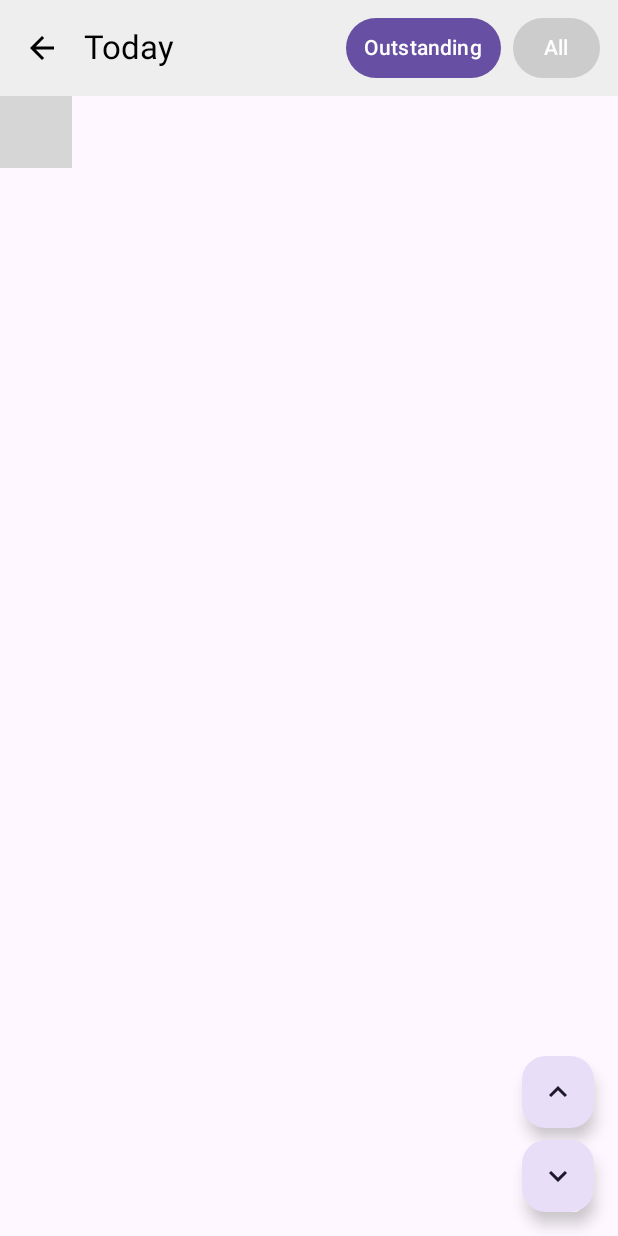
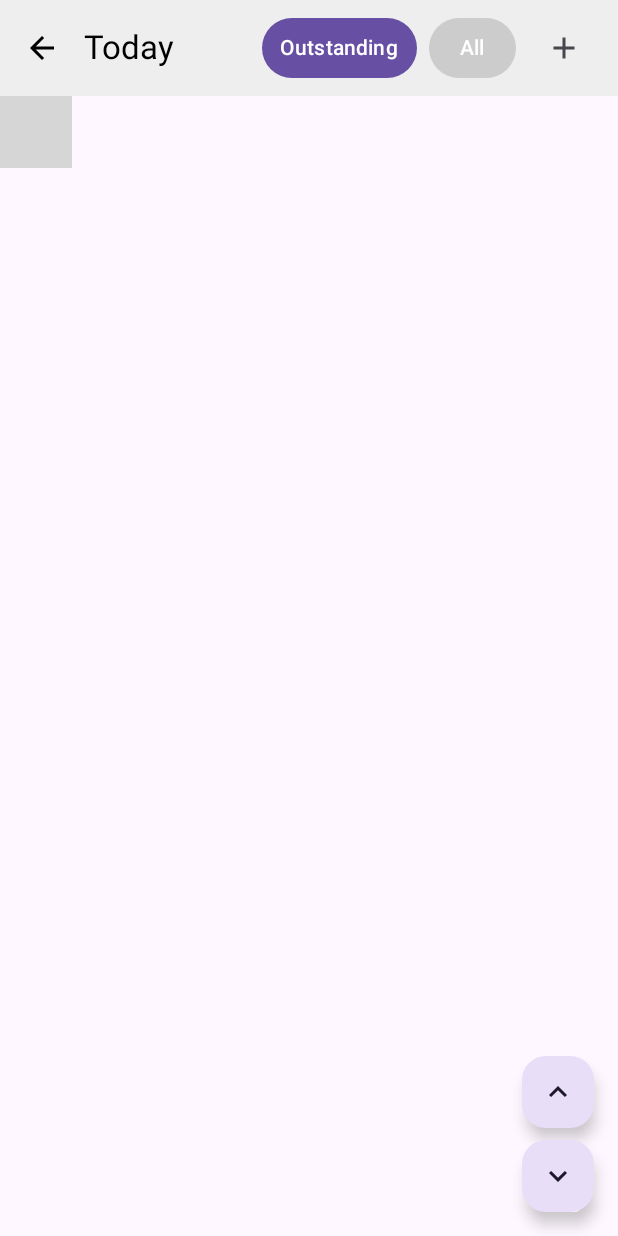
Before and after one commit to o-ebit/AndroidTaskApp, an Android app built with Jetpack Compose: the TodoScreen screen opened through its navigation route, on a phone screen of 412 x 824 dp. Run offline under Robolectric (Android 15) with nearby library versions, the phone set to English and light mode, and no system bars; our stand-ins replace Room's generated code; libraries missing offline, so code that uses them is left out: org.burnoutcrew.reorderable; 3 statements that could not run were skipped; grey boxes are pictures that could not be loaded.

Commit message:
Add editing and new task button to todoScreen

```diff
--- a/app/src/main/java/com/example/taskapp/data/TaskDao.kt
+++ b/app/src/main/java/com/example/taskapp/data/TaskDao.kt
@@ -35,6 +35,9 @@ ORDER BY todoOrder ASC
     @Query("DELETE FROM Task WHERE listId = :id AND completedDate IS NOT NULL AND due != 'EVERYDAY'")
     suspend fun deleteCompleted(id: Int)
 
+    @Query("SELECT MAX(pos) FROM Task WHERE listId = :categoryId")
+    suspend fun getMaxPos(categoryId: Int): Int?
+
     @Update suspend fun updateMany(tasks: List<Task>)
     @Insert suspend fun insert(task: Task)
     @Update suspend fun update(task: Task)
--- a/app/src/main/java/com/example/taskapp/ui/TodoScreen.kt
+++ b/app/src/main/java/com/example/taskapp/ui/TodoScreen.kt
@@ -5,6 +5,8 @@ import androidx.compose.animation.ExperimentalAnimationApi
 import androidx.compose.animation.slideInVertically
 import androidx.compose.animation.slideOutVertically
 import androidx.compose.animation.togetherWith
+import androidx.compose.foundation.ExperimentalFoundationApi
+import androidx.compose.foundation.combinedClickable
 import androidx.compose.foundation.layout.Arrangement
 import androidx.compose.foundation.layout.Box
 import androidx.compose.foundation.layout.Column
@@ -22,6 +24,7 @@ import androidx.compose.foundation.lazy.items
 import androidx.compose.foundation.shape.RoundedCornerShape
 import androidx.compose.material.icons.Icons
 import androidx.compose.material.icons.automirrored.filled.ArrowBack
+import androidx.compose.material.icons.filled.Add
 import androidx.compose.material.icons.filled.KeyboardArrowDown
 import androidx.compose.material.icons.filled.KeyboardArrowUp
 import androidx.compose.material.icons.filled.Menu
@@ -52,6 +55,7 @@ import androidx.compose.ui.graphics.Color
 import androidx.compose.ui.text.style.TextDecoration
 import androidx.compose.ui.unit.dp
 import androidx.lifecycle.viewmodel.compose.viewModel
+import com.example.taskapp.viewmodel.CategoriesVm
 import com.example.taskapp.viewmodel.TodosVm
 import org.burnoutcrew.reorderable.ReorderableItem
 import org.burnoutcrew.reorderable.detectReorder
@@ -60,7 +64,9 @@ import org.burnoutcrew.reorderable.reorderable
 import java.time.LocalDate
 import java.time.format.DateTimeFormatter
 
-@OptIn(ExperimentalMaterial3Api::class, ExperimentalAnimationApi::class)
+@OptIn(ExperimentalMaterial3Api::class, ExperimentalAnimationApi::class,
+    ExperimentalFoundationApi::class
+)
 @Composable
 fun TodoScreen(
     onBack: () -> Unit,
@@ -69,7 +75,10 @@ fun TodoScreen(
     var dayOffset by remember { mutableStateOf(0) }
     val dateStr = LocalDate.now().plusDays(dayOffset.toLong()).toString()
     val isToday = dayOffset == 0
-
+    val categoriesVm: CategoriesVm = viewModel()
+    val allCategories by categoriesVm.lists.collectAsState()
+    val firstCategory = allCategories.firstOrNull()
+    var showAdd by remember { mutableStateOf(false) }
     /* stream now depends on dateStr */
     val showOutstanding by vm.showOutstanding.collectAsState()
     val items by vm.itemsFor(dateStr).collectAsState(emptyList())
@@ -112,9 +121,7 @@ fun TodoScreen(
                 },
                 actions = {
                     Row(
-                        modifier = Modifier
-                            .padding(end = 8.dp)
-                            .height(40.dp),
+                        modifier = Modifier.padding(end = 8.dp),
                         horizontalArrangement = Arrangement.spacedBy(8.dp)
                     ) {
                         Button(
@@ -138,8 +145,11 @@ fun TodoScreen(
                         ) {
                             Text("All")
                         }
+                        IconButton(onClick = { showAdd = true }) {
+                            Icon(Icons.Default.Add, contentDescription = "Add")
+                        }
                     }
-                },
+                }                ,
                 colors = TopAppBarDefaults.topAppBarColors(
                     containerColor = Color(0xFFEEEEEE),
                     navigationIconContentColor = Color.Black,
@@ -198,6 +208,7 @@ fun TodoScreen(
             ) {
                 items(items, key = { it.task.id }) { row ->
                     val task = row.task
+                    var edit by remember { mutableStateOf(false) }
                     // Mark as done if completed on this date OR any date after this (for past views)
                     val isCompleted = task.completedDate != null &&
                             (task.completedDate == dateStr ||
@@ -216,7 +227,11 @@ fun TodoScreen(
                             Row(
                                 modifier = Modifier
                                     .fillMaxWidth()
-                                    .padding(horizontal = 12.dp, vertical = 4.dp),
+                                    .padding(horizontal = 12.dp, vertical = 4.dp)
+                                    .combinedClickable(
+                                    onClick = {}, // no-op or use for quick mark/done
+                            onLongClick = { edit = true } // <-- open editor
+                            ),
                                 verticalAlignment = Alignment.CenterVertically
                             ) {
                                 Checkbox(
@@ -269,7 +284,17 @@ fun TodoScreen(
                                         .detectReorder(reorderState)
                                 )
                             }
-
+                            if (edit) {
+                                TaskEditDialog(
+                                    title = "Edit task",
+                                    initialText = task.text,
+                                    initialDue = task.due,
+                                    initialCategory = allCategories.firstOrNull { it.id == row.task.listId } ?: allCategories.first(),
+                                    allCategories = allCategories,
+                                    onSave = { t, d, cId -> vm.rename(row.task, t, d, cId); edit = false },
+                                    onDismiss = { edit = false }
+                                )
+                            }
                             HorizontalDivider(thickness = 0.5.dp)
                         }
                     }
@@ -281,5 +306,19 @@ fun TodoScreen(
                 }
             }
         }
+        if (showAdd && firstCategory != null) {
+            TaskEditDialog(
+                title = "New task",
+                initialText = "",
+                initialDue = dateStr,
+                initialCategory = firstCategory,
+                allCategories = allCategories,
+                onSave = { text, due, catId ->
+                    vm.add(text, due, catId)
+                    showAdd = false
+                },
+                onDismiss = { showAdd = false }
+            )
+        }
     }
 }
```
Also changed, not shown: app/src/main/java/com/example/taskapp/data/CategoryRepository.kt (+15 -5 lines), app/src/main/java/com/example/taskapp/ui/TaskEditDialog.kt (added, +169 -0 lines), app/src/main/java/com/example/taskapp/ui/TaskScreen.kt (+15 -94 lines), app/src/main/java/com/example/taskapp/viewmodel/TasksVm.kt (+5 -4 lines), app/src/main/java/com/example/taskapp/viewmodel/TodosVm.kt (+9 -0 lines), app/src/main/res/drawable/app.png (added).
